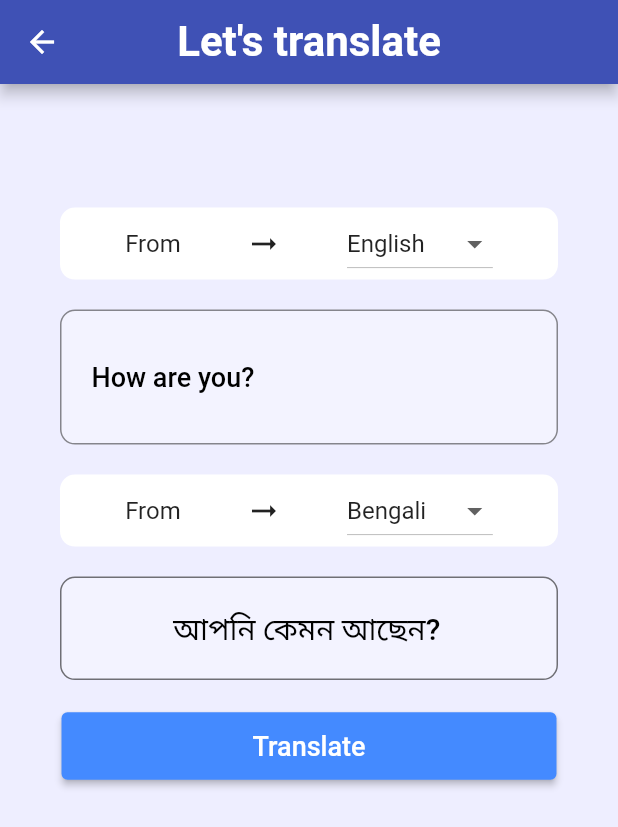
After one commit to SouravBarman001/Easy-Dictionary, a Flutter app: the TranslationScreen screen opened directly, after a tap on "Translate", on a phone screen of 412 x 824 dp. The commit adds this screen. Shown: the top 827 px of the screen. Run offline on Flutter 3.47's test engine with Material 2 defaults, Android fonts, the phone set to English and light mode, and no system bars; our stand-ins replace flutter_html, get; missing offline and left inert: translator.

Commit message:
google translator added with the help of translator package.Controller will be added further

```diff
--- a/lib/screens/home_screen.dart
+++ b/lib/screens/home_screen.dart
@@ -159,7 +159,7 @@ class _HomeScreenState extends State<HomeScreen> {
                 ],
               ),
               SizedBox(
-                height: Get.height * .16,
+                height: Get.height * .156,
               ),
               const BottomNavWidget(),
             ],
--- /dev/null
+++ b/lib/screens/translation_screen.dart
@@ -0,0 +1,290 @@
+import 'dart:io';
+
+import 'package:flutter/material.dart';
+import 'package:get/get.dart';
+import 'package:translator/translator.dart';
+
+class TranslationScreen extends StatefulWidget {
+  const TranslationScreen({super.key});
+
+  @override
+  State<TranslationScreen> createState() => _TranslationScreenState();
+}
+
+class _TranslationScreenState extends State<TranslationScreen> {
+  List<String> languages = [
+    'English',
+    'Hindi',
+    'Bengali',
+    'Arabic	',
+    'German',
+    'Russian',
+    'Spanish',
+    'Urdu',
+    'Japanese	',
+    'Italian',
+
+  ];
+  List<String> languagescode = [
+    'en',
+    'hi',
+    'bn',
+    'ar',
+    'de',
+    'ru',
+    'es',
+    'ur',
+    'ja',
+    'it',
+
+  ];
+  final translator = GoogleTranslator();
+  String from = 'en';
+  String to = 'bn';
+  String data = 'আপনি কেমন আছেন?';
+  String selectedvalue = 'English';
+  String selectedvalue2 = 'Bengali';
+  TextEditingController controller =
+  TextEditingController(text: 'How are you?');
+  final formkey = GlobalKey<FormState>();
+  bool isloading = false;
+  translate() async {
+    try {
+      if (formkey.currentState!.validate()) {
+        await translator
+            .translate(controller.text, from: from, to: to)
+            .then((value) {
+          data = value.text;
+          isloading = false;
+          setState(() {});
+          // print(value);
+        });
+      }
+    } on SocketException catch (_) {
+      isloading = true;
+      SnackBar mysnackbar = const SnackBar(
+        content: Text('Internet not Connected'),
+        backgroundColor: Colors.red,
+        duration: Duration(seconds: 5),
+      );
+      ScaffoldMessenger.of(context).showSnackBar(mysnackbar);
+      setState(() {});
+    }
+  }
+
+  @override
+  void dispose() {
+    // TODO: implement dispose
+    super.dispose();
+    controller.dispose();
+  }
+  // @override
+  // void initState() {
+  //   super.initState();
+  //   translate();
+  // }
+
+  @override
+  Widget build(BuildContext context) {
+    return Scaffold(
+      appBar: AppBar(
+        centerTitle: true,
+        flexibleSpace: Container(
+            decoration: const BoxDecoration(
+              color: Colors.indigo,
+            )),
+        title: const Text(
+          "Let's translate",
+          style: TextStyle(
+              color: Colors.white, fontWeight: FontWeight.bold, fontSize: 28),
+        ),
+      ),
+      backgroundColor: const Color(0xffeeeeff),
+      body: SingleChildScrollView(
+          child: Column(
+            mainAxisAlignment: MainAxisAlignment.center,
+            children: [
+               SizedBox(
+                height: Get.height * .1,
+              ),
+              Container(
+                margin: const EdgeInsets.symmetric(horizontal: 40),
+                decoration: BoxDecoration(
+                    color: Colors.white,
+                    borderRadius: BorderRadius.circular(10)),
+                child: Row(
+                  mainAxisAlignment: MainAxisAlignment.spaceEvenly,
+                  children: [
+                    const Text('From',style: TextStyle(
+                      fontSize: 16,
+                    ),),
+                    const Icon(Icons.arrow_right_alt),
+                    // const SizedBox(
+                    //   width: 100,
+                    // ),
+                    DropdownButton(
+                      value: selectedvalue,
+                      focusColor: Colors.transparent,
+                      items: languages.map((lang) {
+                        return DropdownMenuItem(
+                          value: lang,
+                          child: Text(lang),
+                          onTap: () {
+                            if (lang == languages[0]) {
+                              from = languagescode[0];
+                            } else if (lang == languages[1]) {
+                              from = languagescode[1];
+                            } else if (lang == languages[2]) {
+                              from = languagescode[2];
+                            } else if (lang == languages[3]) {
+                              from = languagescode[3];
+                            } else if (lang == languages[4]) {
+                              from = languagescode[4];
+                            } else if (lang == languages[5]) {
+                              from = languagescode[5];
+                            } else if (lang == languages[6]) {
+                              from = languagescode[6];
+                            } else if (lang == languages[7]) {
+                              from = languagescode[7];
+                            } else if (lang == languages[8]) {
+                              from = languagescode[8];
+                            }
+                            setState(() {
+                              // print(lang);
+                              // print(from);
+                            });
+                          },
+                        );
+                      }).toList(),
+                      onChanged: (value) {
+                        selectedvalue = value!;
+                      },
+                    )
+                  ],
+                ),
+              ),
+              Container(
+                padding: const EdgeInsets.all(20),
+                margin: const EdgeInsets.only(top: 20,left: 40,right: 40,bottom: 20),
+                decoration: BoxDecoration(
+                    color: Colors.white.withOpacity(0.3),
+                    borderRadius: BorderRadius.circular(10),
+                    border: Border.all(color: Colors.black45)),
+                child: Form(
+                  key: formkey,
+                  child: TextFormField(
+                    controller: controller,
+                    maxLines: null,
+                    minLines: null,
+                    validator: (value) {
+                      if (value!.isEmpty) {
+                        return 'Please enter some text';
+                      }
+                      return null;
+                    },
+                    textInputAction: TextInputAction.done,
+                    decoration: const InputDecoration(
+                        enabledBorder: InputBorder.none,
+                        border: InputBorder.none,
+                        errorBorder: InputBorder.none,
+                        errorStyle: TextStyle(color: Colors.black),
+                        ),
+                        style: const TextStyle(
+                        color: Colors.black,
+                        fontWeight: FontWeight.w500,
+                        fontSize: 18),
+                  ),
+                ),
+              ),
+              Container(
+
+                margin: const EdgeInsets.symmetric(horizontal: 40),
+                decoration: BoxDecoration(
+                    color: Colors.white,
+                    borderRadius: BorderRadius.circular(10)),
+                child: Row(
+                  mainAxisAlignment: MainAxisAlignment.spaceEvenly,
+                  children: [
+                    const Text('From',style: TextStyle(
+                      fontSize: 16,
+                    ),),
+                    const Icon(Icons.arrow_right_alt),
+                    DropdownButton(
+                      value: selectedvalue2,
+                      focusColor: Colors.transparent,
+                      items: languages.map((lang) {
+                        return DropdownMenuItem(
+                          value: lang,
+                          child: Text(lang),
+                          onTap: () {
+                            if (lang == languages[0]) {
+                              to = languagescode[0];
+                            } else if (lang == languages[1]) {
+                              to = languagescode[1];
+                            } else if (lang == languages[2]) {
+                              to = languagescode[2];
+                            } else if (lang == languages[3]) {
+                              to = languagescode[3];
+                            } else if (lang == languages[4]) {
+                              to = languagescode[4];
+                            } else if (lang == languages[5]) {
+                              to = languagescode[5];
+                            } else if (lang == languages[6]) {
+                              to = languagescode[6];
+                            } else if (lang == languages[7]) {
+                              to = languagescode[7];
+                            } else if (lang == languages[8]) {
+                              to = languagescode[8];
+                            }
+                            setState(() {
+                              print(lang);
+                              print(from);
+                            });
+                          },
+                        );
+                      }).toList(),
+                      onChanged: (value) {
+                        selectedvalue2 = value!;
+                      },
+                    )
+                  ],
+                ),
+              ),
+              Container(
+                margin: const EdgeInsets.only(top: 20,left: 40,right: 40,bottom: 20),
+                padding: const EdgeInsets.all(20),
+                decoration: BoxDecoration(
+                    color: Colors.white.withOpacity(0.3),
+                    borderRadius: BorderRadius.circular(10),
+                    border: Border.all(color: Colors.black54)),
+                child: Center(
+                  child: SelectableText(
+                    data,
+                    style: const TextStyle(
+                        color: Colors.black,
+                        fontSize: 20,
+                        fontWeight: FontWeight.w500),
+                  ),
+                ),
+              ),
+              ElevatedButton(
+                  onPressed: translate,
+                  style: const ButtonStyle(
+                      backgroundColor:
+                      MaterialStatePropertyAll(Colors.blueAccent),
+                      fixedSize: MaterialStatePropertyAll(Size(330, 45))),
+                  child:isloading?const SizedBox.square(
+                    dimension: 20,
+                    child: CircularProgressIndicator(color: Colors.white,),
+                  ): const Text('Translate',style: TextStyle(
+                    fontWeight: FontWeight.w500,
+                    fontSize: 18,
+                  ),)),
+              const SizedBox(
+                height: 30,
+              )
+            ],
+          )),
+    );
+  }
+}
--- a/lib/screens/word_list.dart
+++ b/lib/screens/word_list.dart
@@ -135,6 +135,7 @@ class _WordListState extends State<WordList> with TickerProviderStateMixin{
                   height: Get.height * .6,
                   child: Padding(
                     padding: const EdgeInsets.only(top: 25,left: 35),
+                    child: SingleChildScrollView(
                       child: Column(
                         children: [
                           const Row(
@@ -182,6 +183,7 @@ class _WordListState extends State<WordList> with TickerProviderStateMixin{
                       ),
                     ),
                   ),
+                ),
                 SizedBox(
                   height: Get.height * .0450,
                 ),
--- a/lib/widgets/bottom_nav_widget.dart
+++ b/lib/widgets/bottom_nav_widget.dart
@@ -1,6 +1,8 @@
 import 'package:dictionary_app/screens/word_list.dart';
 import 'package:flutter/material.dart';
 import 'package:get/get.dart';
+
+import '../screens/translation_screen.dart';
 class BottomNavWidget extends StatelessWidget {
   const BottomNavWidget({
     super.key,
@@ -18,7 +20,11 @@ class BottomNavWidget extends StatelessWidget {
         children: [
           Column(
             children: [
-              Container(
+              InkWell(
+                onTap: (){
+                  Get.to(const TranslationScreen(),transition: Transition.downToUp,duration: const Duration(milliseconds: 500));
+                },
+                child: Container(
                     padding: const EdgeInsets.all(8),
                     decoration: BoxDecoration(
                       color: const Color(0xffe9eaff),
@@ -27,7 +33,8 @@ class BottomNavWidget extends StatelessWidget {
                     child: const Icon(
                       Icons.g_translate_rounded,
                       color: Colors.blue,
-                  )),
+                    ),),
+              ),
               const Text('Translate'),
             ],
           ),
--- a/pubspec.yaml
+++ b/pubspec.yaml
@@ -39,7 +39,7 @@ dependencies:
   page_transition: ^2.0.9
   auto_size_text: ^3.0.0
   font_awesome_flutter: ^10.5.0
-  http: ^1.1.0
+  http:
   shared_preferences: ^2.2.0
   flutter_advanced_drawer: ^1.3.5
   path_provider: ^2.0.2
@@ -54,6 +54,7 @@ dependencies:
   get: ^4.6.5
   flutter_launcher_icons: ^0.13.1
   flutter_html:
+  translator:
 
 dev_dependencies:
   flutter_test:
```
Also changed, not shown: pubspec.lock. Lines whose indentation alone changed are shown as unchanged.
